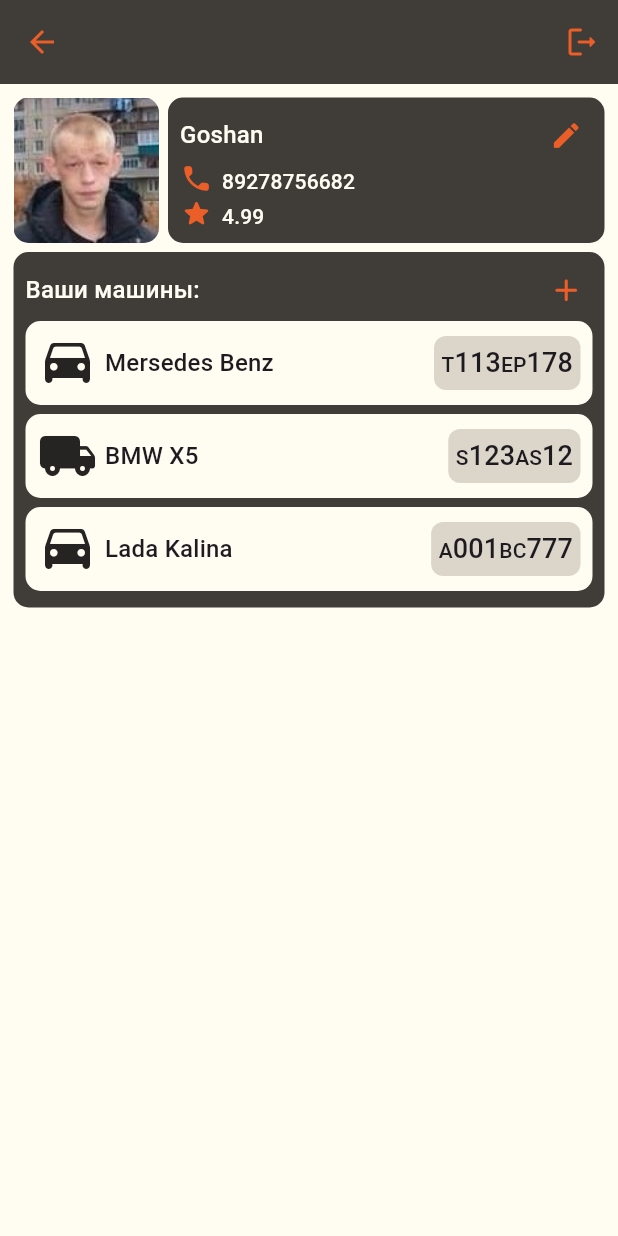
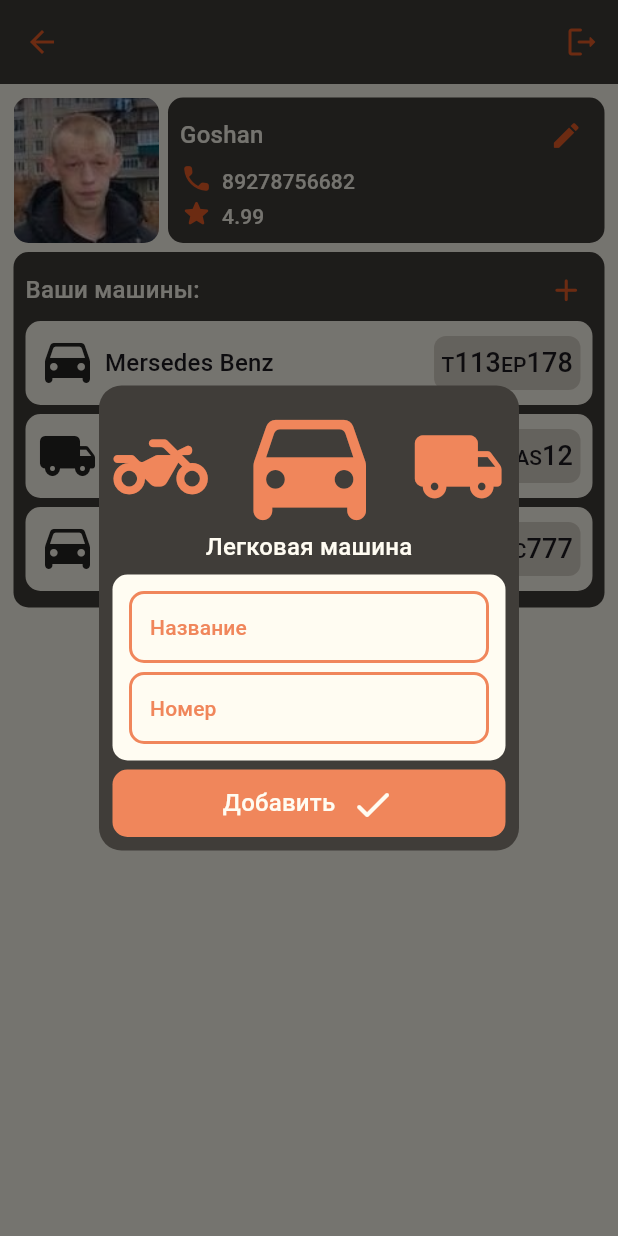
Before and after one commit to zhelemishsh/car_wash_frontend, a Flutter app: the AccountMenuPage screen opened directly, after a tap on the "add" icon, on a phone screen of 412 x 824 dp. Run offline on Flutter 3.47's test engine with Material 2 defaults, Android fonts, the phone set to English and light mode, and no system bars; drawn by our look-alikes of carousel_slider; our stand-ins replace geolocator, mask_text_input_formatter, screenshot; missing offline and left inert: great_circle_distance_calculator, yandex_mapkit; accounts and stored records are empty.

Commit message:
feat: add car adding dialog

```diff
--- a/lib/models/car.dart
+++ b/lib/models/car.dart
@@ -1,3 +1,5 @@
+import 'package:flutter/material.dart';
+
 class Car {
   String number;
   String name;
@@ -7,5 +9,29 @@ class Car {
 }
 
 enum CarType {
-  passengerCar, truck
+  passengerCar, truck, motorbike;
 }
+
+extension CarTypeExtention on CarType {
+  IconData carIcon() {
+    switch (this) {
+      case CarType.passengerCar:
+        return Icons.drive_eta_rounded;
+      case CarType.truck:
+        return Icons.local_shipping_rounded;
+      case CarType.motorbike:
+        return Icons.two_wheeler_rounded;
+    }
+  }
+
+  String parseToString() {
+    switch (this) {
+      case CarType.passengerCar:
+        return "Легковая машина";
+      case CarType.truck:
+        return "Грузовая машина";
+      case CarType.motorbike:
+        return "Мотоцикл";
+    }
+  }
+}
--- /dev/null
+++ b/lib/repository/account_repository.dart
@@ -0,0 +1,22 @@
+import '../models/car.dart';
+
+class AccountRepository {
+  final List<Car> _cars = [
+    Car("T113EP178", "Mersedes Benz", CarType.passengerCar),
+    Car("S123AS12", "BMW X5", CarType.truck),
+    Car("A001BC777", "Lada Kalina", CarType.passengerCar)
+  ];
+
+  Future<void> addCar(Car addedCar) async {
+    await Future.delayed(const Duration(milliseconds: 200));
+    if (_cars.where((car) => car.number == addedCar.number).isNotEmpty) {
+      throw Exception("Car with this number already exists");
+    }
+    _cars.add(addedCar);
+  }
+
+  Future<List<Car>> getCars() async {
+    await Future.delayed(const Duration(milliseconds: 200));
+    return List.from(_cars);
+  }
+}
--- /dev/null
+++ b/lib/views/account_menu/account_menu_contract.dart
@@ -0,0 +1,4 @@
+abstract class AccountMenuContract {
+  void showError(String errorMessage);
+  void update();
+}
--- a/lib/views/account_menu/account_menu_page.dart
+++ b/lib/views/account_menu/account_menu_page.dart
@@ -1,10 +1,11 @@
 import 'package:car_wash_frontend/theme/app_colors.dart';
+import 'package:car_wash_frontend/views/account_menu/account_menu_contract.dart';
 import 'package:car_wash_frontend/views/account_menu/account_menu_presenter.dart';
+import 'package:car_wash_frontend/views/account_menu/add_car_dialog.dart';
 import 'package:car_wash_frontend/views/stateless_views/data_panel.dart';
 import 'package:car_wash_frontend/views/stateless_views/marked_list.dart';
 import 'package:car_wash_frontend/views/stateless_views/titled_panel.dart';
 import 'package:flutter/material.dart';
-import 'package:flutter/widgets.dart';
 
 import '../../models/car.dart';
 
@@ -17,12 +18,13 @@ class AccountMenuPage extends StatefulWidget {
   }
 }
 
-class AccountMenuPageState extends State<AccountMenuPage> {
+class AccountMenuPageState extends State<AccountMenuPage>
+    implements AccountMenuContract {
   late AccountMenuPresenter _presenter;
 
   @override
   void initState() {
-    _presenter = AccountMenuPresenter();
+    _presenter = AccountMenuPresenter(this);
     super.initState();
   }
 
@@ -117,7 +119,18 @@ class AccountMenuPageState extends State<AccountMenuPage> {
     if (_presenter.selectedCars.isEmpty) {
       iconData = Icons.add_rounded;
       buttonColor = AppColors.orange;
-      buttonFunction = () {};
+      buttonFunction = () {
+        showDialog(
+          context: context,
+          builder: (BuildContext context) {
+            return AddCarDialog(
+              onAdded: (addedCar) {
+                _presenter.addCar(addedCar);
+              },
+            );
+          },
+        );
+      };
     }
     else {
       iconData = Icons.delete_rounded;
@@ -161,7 +174,7 @@ class AccountMenuPageState extends State<AccountMenuPage> {
       isToggled: _presenter.selectedCars.contains(car),
       child: Row(
         children: [
-          Icon(_carIcon(car.type), size: 40,),
+          Icon(car.type.carIcon(), size: 40,),
           Expanded(
             child: Container(
               padding: const EdgeInsets.only(left: 5),
@@ -212,12 +225,17 @@ class AccountMenuPageState extends State<AccountMenuPage> {
     );
   }
 
-  IconData _carIcon(CarType carType) {
-    switch (carType) {
-      case CarType.passengerCar:
-        return Icons.drive_eta_rounded;
-      case CarType.truck:
-        return Icons.local_shipping_rounded;
-    }
+  @override
+  void showError(String errorMessage) {
+    ScaffoldMessenger.of(context).showSnackBar(
+      SnackBar(
+        content: Text(errorMessage),
+      ),
+    );
+  }
+
+  @override
+  void update() {
+    setState(() {});
   }
 }
--- a/lib/views/account_menu/account_menu_presenter.dart
+++ b/lib/views/account_menu/account_menu_presenter.dart
@@ -1,10 +1,28 @@
+import 'package:car_wash_frontend/repository/account_repository.dart';
+import 'package:car_wash_frontend/views/account_menu/account_menu_contract.dart';
+
 import '../../models/car.dart';
 
 class AccountMenuPresenter {
+  final _accountRepository = AccountRepository();
+  final AccountMenuContract _view;
   final List<Car> cars = [
     Car("T113EP178", "Mersedes Benz", CarType.passengerCar),
     Car("S123AS12", "BMW X5", CarType.truck),
     Car("A001BC777", "Lada Kalina", CarType.passengerCar)
   ];
   final List<Car> selectedCars = [];
+
+  AccountMenuPresenter(AccountMenuContract view) : _view = view;
+
+  void addCar(Car car) {
+    _accountRepository.addCar(car)
+    .then((_) {
+      cars.add(car);
+      _view.update();
+    })
+    .onError((error, _) {
+      _view.showError(error.toString());
+    });
+  }
 }
--- /dev/null
+++ b/lib/views/account_menu/add_car_dialog.dart
@@ -0,0 +1,205 @@
+import 'package:car_wash_frontend/models/car.dart';
+import 'package:car_wash_frontend/views/stateless_views/data_panel.dart';
+import 'package:carousel_slider/carousel_slider.dart';
+import 'package:flutter/material.dart';
+import 'package:mask_text_input_formatter/mask_text_input_formatter.dart';
+
+import '../../theme/app_colors.dart';
+
+class AddCarDialog extends StatefulWidget {
+  final Function(Car) onAdded;
+
+  const AddCarDialog({
+    Key? key,
+    required this.onAdded,
+  }) : super(key: key);
+
+  @override
+  AddCarDialogState createState() {
+    return AddCarDialogState();
+  }
+}
+
+class AddCarDialogState extends State<AddCarDialog> {
+  final _formKey = GlobalKey<FormState>();
+  final _carNumberFormatter = MaskTextInputFormatter(
+    mask: '#-***-## ***',
+    filter: { "#": RegExp(r'[a-z,A-Z]'), "*": RegExp(r'[0-9]')},
+    type: MaskAutoCompletionType.lazy,
+  );
+  final List<CarType> _carTypes = [
+    CarType.passengerCar,
+    CarType.truck,
+    CarType.motorbike,
+  ];
+  late Car _buildingCar;
+
+  @override
+  void initState() {
+    _buildingCar = Car("", "", _carTypes[0]);
+    super.initState();
+  }
+
+  @override
+  Widget build(BuildContext context) {
+    return Dialog(
+      backgroundColor: AppColors.grey,
+      shape: const RoundedRectangleBorder(
+        borderRadius: BorderRadius.all(Radius.circular(15.0)),
+      ),
+      child: Container (
+        width: 200,
+        padding: const EdgeInsets.all(6),
+        child: Column(
+          mainAxisSize: MainAxisSize.min,
+          children: [
+            _carTypeCarousel(),
+            _carDataForm(),
+            _addCarButton(),
+          ],
+        ),
+      ),
+    );
+  }
+
+  Widget _carDataForm() {
+    return Form(
+      key: _formKey,
+      child:  DataPanel(
+        margin: 3,
+        child: Column(
+          mainAxisSize: MainAxisSize.min,
+          children: [
+            Padding(
+              padding: const EdgeInsets.all(3),
+              child: _carNameInputPanel(),
+            ),
+            Padding(
+              padding: const EdgeInsets.all(3),
+              child: _carNumberInputPanel(),
+            ),
+          ],
+        ),
+      ),
+    );
+  }
+
+  Widget _carNameInputPanel() {
+    return TextFormField(
+      decoration: _inputDecoration("Название"),
+      validator: (String? value){
+        if (value == null || value.isEmpty) {
+          return 'Введите название машины';
+        }
+        _buildingCar.name = value;
+        return null;
+      },
+    );
+  }
+
+  Widget _carNumberInputPanel() {
+    return TextFormField(
+      decoration: _inputDecoration("Номер"),
+      validator: (String? value){
+        if (value == null || value.isEmpty) {
+          return 'Введите номер машины';
+        }
+        if (value.length < 8) {
+          return 'Неверно введён номер';
+        }
+        _buildingCar.number = _carNumberFormatter.getUnmaskedText().toUpperCase();
+        return null;
+      },
+      inputFormatters: [_carNumberFormatter],
+    );
+  }
+
+  InputBorder _inputFieldBorder(Color color) {
+    return OutlineInputBorder(
+      borderRadius: const BorderRadius.all(Radius.circular(10)),
+      borderSide: BorderSide(
+        width: 2.0,
+        color: color,
+      ),
+    );
+  }
+
+  InputDecoration _inputDecoration(String labelText) {
+    return InputDecoration(
+      contentPadding: const EdgeInsets.all(10),
+      errorBorder: _inputFieldBorder(AppColors.darkRed),
+      focusedErrorBorder: _inputFieldBorder(AppColors.orange),
+      enabledBorder: _inputFieldBorder(AppColors.lightOrange),
+      focusedBorder: _inputFieldBorder(AppColors.orange),
+      labelText: labelText,
+      labelStyle: Theme.of(context).textTheme.titleSmall?.copyWith(color: AppColors.lightOrange),
+      floatingLabelStyle: Theme.of(context).textTheme.titleSmall?.copyWith(color: AppColors.orange),
+    );
+  }
+
+  Widget _addCarButton() {
+    return Container(
+      height: 45,
+      margin: const EdgeInsets.all(3),
+      child: DataButtonPanel(
+        backgroundColor: AppColors.lightOrange,
+        onPressed: () {
+          if (_formKey.currentState!.validate()) {
+            widget.onAdded(_buildingCar);
+            Navigator.pop(context);
+          }
+        },
+        child: Row(
+          mainAxisAlignment: MainAxisAlignment.center,
+          children: [
+            Text(
+              "Добавить",
+              style: Theme.of(context).textTheme.titleMedium?.copyWith(color: AppColors.dirtyWhite),
+            ),
+            const SizedBox(width: 10,),
+            const Icon(
+              Icons.done_rounded,
+              color: AppColors.dirtyWhite,
+              size: 30,
+            ),
+          ],
+        ),
+      ),
+    );
+  }
+
+  Widget _carTypeCarousel() {
+    return Column(
+      mainAxisSize: MainAxisSize.min,
+      children: [
+        CarouselSlider.builder(
+          itemCount: _carTypes.length,
+          options: CarouselOptions(
+            height: 90,
+            enlargeCenterPage: true,
+            viewportFraction: 0.37,
+            enlargeFactor: 0.55,
+            onPageChanged: (index, reason) {
+              _buildingCar.type = _carTypes[index];
+              setState(() {});
+            },
+          ),
+          itemBuilder: (context, index, a) {
+            return Icon(
+              _carTypes[index].carIcon(),
+              size: 100,
+              color: AppColors.lightOrange,
+            );
+          },
+        ),
+        Padding(
+          padding: const EdgeInsets.only(bottom: 3),
+          child: Text(
+            _buildingCar.type.parseToString(),
+            style: Theme.of(context).textTheme.titleMedium?.copyWith(color: AppColors.dirtyWhite),
+          ),
+        ),
+      ],
+    );
+  }
+}
--- a/lib/views/stateless_views/data_panel.dart
+++ b/lib/views/stateless_views/data_panel.dart
@@ -34,6 +34,7 @@ class DataButtonPanel extends StatelessWidget {
   final Color? splashColor;
   final bool isToggled;
   final double margin;
+  final Color? backgroundColor;
 
   const DataButtonPanel({
     Key? key,
@@ -42,6 +43,7 @@ class DataButtonPanel extends StatelessWidget {
     this.splashColor,
     this.isToggled = false,
     this.margin = 0,
+    this.backgroundColor = AppColors.dirtyWhite,
   }) : super(key: key);
 
   @override
@@ -56,7 +58,7 @@ class DataButtonPanel extends StatelessWidget {
             borderRadius: BorderRadius.circular(10),
           ),
           padding: const EdgeInsets.all(8),
-          backgroundColor: isToggled ? AppColors.lightOrange : AppColors.dirtyWhite,
+          backgroundColor: isToggled ? AppColors.lightOrange : backgroundColor,
           foregroundColor: splashColor ?? AppColors.orange,
           iconColor: AppColors.black,
         ),
--- a/pubspec.yaml
+++ b/pubspec.yaml
@@ -36,6 +36,7 @@ dependencies:
   screenshot: ^2.1.0
   great_circle_distance_calculator: ^1.0.4
   intl: ^0.18.1
+  mask_text_input_formatter: ^2.5.0
 
 
   # The following adds the Cupertino Icons font to your application.
```
Also changed, not shown: pubspec.lock.
